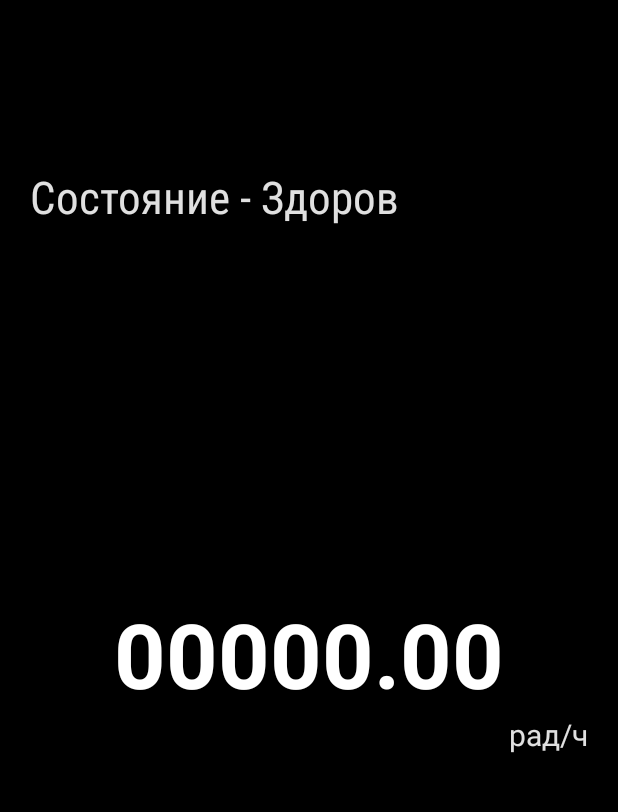
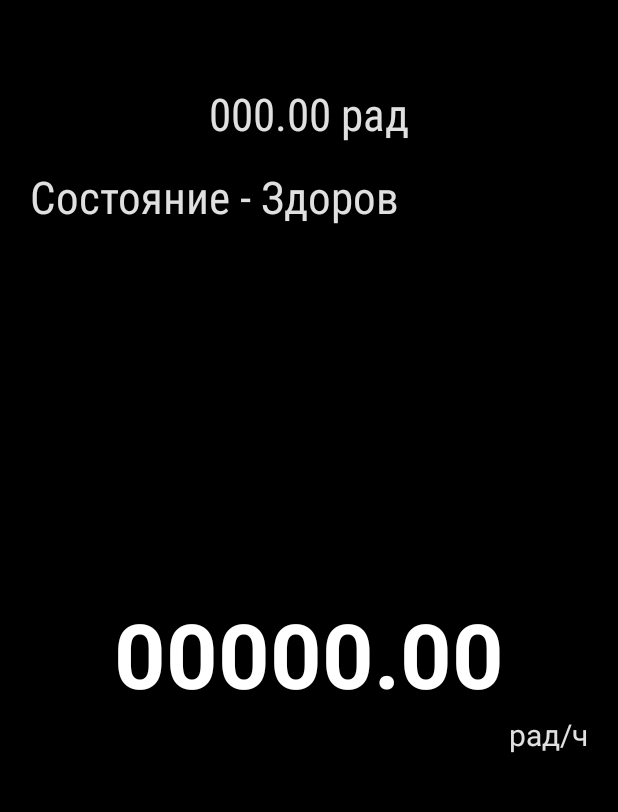
Before and after one commit to S3ptikus/Gaiger, an Android app: the StalkerActivity screen opened directly, with no data from a screen before it, on a phone screen of 412 x 824 dp, the part 156-968 px from its top. Run offline under Robolectric (Android 15) with nearby library versions, the phone set to English and light mode, and no system bars.

Commit message:
* Add status life RADSIC * Change status life with radcount * Full update stalkerActivity * Add notification vibration inside wifi-zone

```diff
--- a/app/src/main/AndroidManifest.xml
+++ b/app/src/main/AndroidManifest.xml
@@ -23,7 +23,8 @@
         <activity
             android:name=".LoginActivity"
             android:theme="@android:style/Theme.NoTitleBar.Fullscreen" />
-        <activity android:name=".StalkerActivity" />
+        <activity android:name=".StalkerActivity"
+                  android:screenOrientation="portrait"/>
 
         <service
             android:name=".services.mainStalkerService"
--- a/app/src/main/java/com/stalker/geiger/omen/geiger/StalkerActivity.java
+++ b/app/src/main/java/com/stalker/geiger/omen/geiger/StalkerActivity.java
@@ -75,7 +75,7 @@ public class StalkerActivity extends AppCompatActivity {
         // Регистрируем ресивер
         filter = new IntentFilter(MyStalkerReciever.PROCESS_RESPONSE_COUNT_RAD);
         filter.addCategory(Intent.CATEGORY_DEFAULT);
-        receiver = new MyStalkerReciever();
+        receiver = new MyStalkerReciever(this);
         registerReceiver(receiver, filter);
 
         String json = sharedPref.getString(getString(R.string.stalkerClass),"");
@@ -105,6 +105,7 @@ public class StalkerActivity extends AppCompatActivity {
         textViewStalkerName.setText(stalker.get_name());
         progressBarLife.setProgress(stalker.get_countRadForProgressbar());
         textViewStatusLife.setText(stalker.get_status(this));
+        textViewStalkerRad.setText(new DecimalFormat("000.00").format(stalker.get_countRad()) + " рад");
     }
 
     private boolean isMyServiceRunning(Class<?> serviceClass) {
@@ -138,15 +139,28 @@ public class StalkerActivity extends AppCompatActivity {
 
     public class MyStalkerReciever extends BroadcastReceiver{
 
+        private Context cntx;
+
         public static final String PROCESS_RESPONSE_COUNT_RAD = "com.stalker.geiger.omen.geiger.intent.action.PROCESS_RESPONSE_COUNT_RAD";
+
+        public MyStalkerReciever(Context pCtnx) {
+            super();
+            cntx = pCtnx;
+        }
 
         @Override
         public void onReceive(Context context, Intent intent) {
             String responseString = intent.getStringExtra(mainStalkerService.RESPONSE_STRING_RAD_COUNT);
             TextView myTextView = (TextView) findViewById(R.id.textViewRadCount);
-            myTextView.setText(responseString.split(":")[0]);
-            progressBarLife.setProgress(Integer.decode(responseString.split(":")[1]));
-            textViewStalkerRad.setText((Integer.decode(responseString.split(":")[1]) * 4) + " рад");
+            myTextView.setText(responseString);
+
+            // прочитать состояние из файла и выдать его на экране
+            stalker = StalkerClass.getStalkerState(cntx);
+
+            updateStalkerInfo();
+
+            //progressBarLife.setProgress(Integer.decode(responseString.split(":")[1]));
+            //textViewStalkerRad.setText((Integer.decode(responseString.split(":")[1]) * 4) + " рад");
 
         }
 
--- a/app/src/main/java/com/stalker/geiger/omen/geiger/services/wifiLogic.java
+++ b/app/src/main/java/com/stalker/geiger/omen/geiger/services/wifiLogic.java
@@ -22,7 +22,7 @@ public class wifiLogic {
         if (wifi.isWifiEnabled() == false)
         {
             // If wifi disabled then enable it
-            Toast.makeText(pCntx.getApplicationContext(), "wifi is disabled..making it enabled", Toast.LENGTH_LONG).show();
+            //Toast.makeText(pCntx.getApplicationContext(), "wifi is disabled..making it enabled", Toast.LENGTH_LONG).show();
             wifi.setWifiEnabled(true);
         }
     }
--- a/app/src/main/java/com/stalker/geiger/omen/geiger/stalker_classes/StatusLife.java
+++ b/app/src/main/java/com/stalker/geiger/omen/geiger/stalker_classes/StatusLife.java
@@ -4,5 +4,5 @@ package com.stalker.geiger.omen.geiger.stalker_classes;
  * Created by omen on 20.07.2016.
  */
 public enum StatusLife {
-    LIFE, ILL, DEAD
+    LIFE, ILL, RADSIC, DEAD
 }
--- a/app/src/main/res/layout/activity_login.xml
+++ b/app/src/main/res/layout/activity_login.xml
@@ -13,7 +13,7 @@
         android:layout_width="match_parent"
         android:layout_height="wrap_content"
         android:inputType="text"
-        android:text="@string/editNameText"
+        android:hint="@string/editNameText"
         android:ems="10"
         android:id="@+id/editName"
         android:layout_centerVertical="true"
--- a/app/src/main/res/values/strings.xml
+++ b/app/src/main/res/values/strings.xml
@@ -9,6 +9,7 @@
 
     <string name="statusLife">Здоров</string>
     <string name="statusIll">Облучен</string>
+    <string name="statusRadSick">Лучевая болезнь</string>
     <string name="statusDead">Мертв</string>
 
 </resources>
```
Also changed, not shown: app/src/main/java/com/stalker/geiger/omen/geiger/services/mainStalkerService.java (+18 -15 lines), app/src/main/java/com/stalker/geiger/omen/geiger/stalker_classes/StalkerClass.java (+27 -6 lines), 1 other file.
